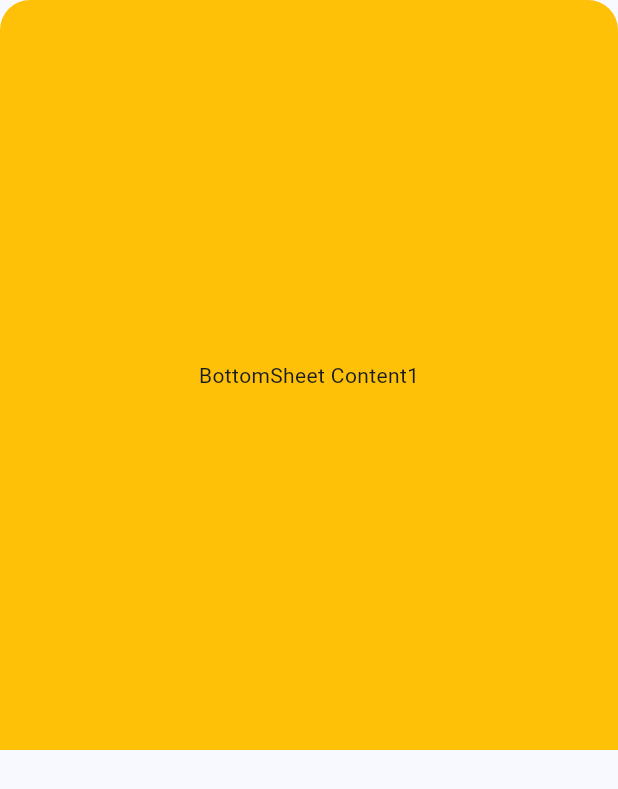
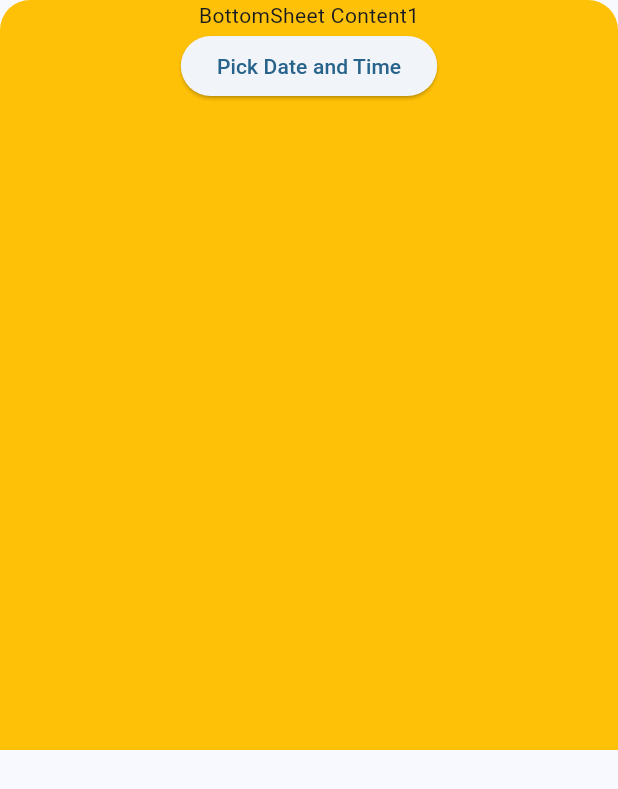
Before and after one commit to horiyu/hi-match, a Flutter app: the HimaModal widget shown alone on an empty page, opened directly, on a phone screen of 412 x 824 dp. Shown: the top 789 px of the screen. Run offline on Flutter 3.47's test engine with Material 3 defaults, Android fonts, the phone set to English and light mode, and no system bars; our stand-ins replace cloud_firestore, firebase_analytics, firebase_auth, firebase_core, flutter_datetime_picker_plus, hooks_riverpod and 1 more; accounts and stored records are empty.

Commit message:
HimaModalウィジェットにカスタム日時ピッカーを追加し、ボトムシートのUIを更新

```diff
--- a/lib/hima_modal.dart
+++ b/lib/hima_modal.dart
@@ -1,4 +1,7 @@
 import 'package:flutter/material.dart';
+import 'package:flutter_datetime_picker_plus/flutter_datetime_picker_plus.dart';
+
+import 'components/custom_time_picker.dart';
 
 class HimaModal extends StatelessWidget {
   const HimaModal({Key? key}) : super(key: key);
@@ -15,8 +18,27 @@ class HimaModal extends StatelessWidget {
           topRight: Radius.circular(20.0),
         ),
       ),
-      child: const Center(
-        child: Text('BottomSheet Content1'),
+      child: Column(
+        children: [
+          const Text('BottomSheet Content1'),
+          ElevatedButton(
+            onPressed: () async {
+              await showCustomTimePicker(
+                sheetHeight: 500,
+                itemHeight: 35,
+                textSize: 20,
+                handler: ({required DateTime date}) {
+                  // setState(() {
+                  //   selectedDate = date;
+                  // });
+                },
+                context: context,
+              );
+            },
+            child: const Text('Pick Date and Time'),
+          )
+          // _selectTime(context),
+        ],
       ),
     );
   }
```
